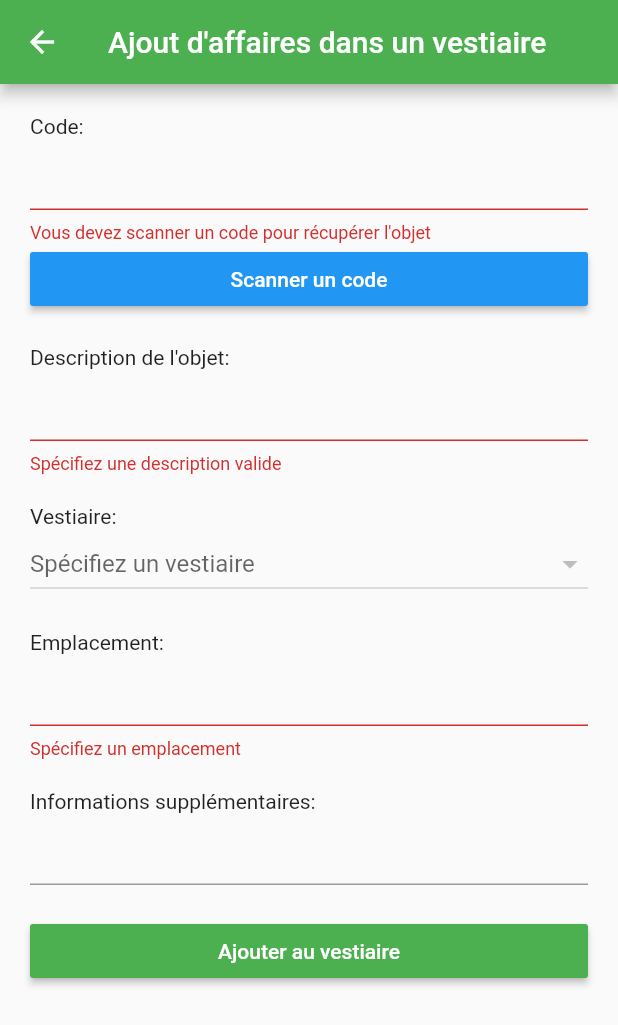
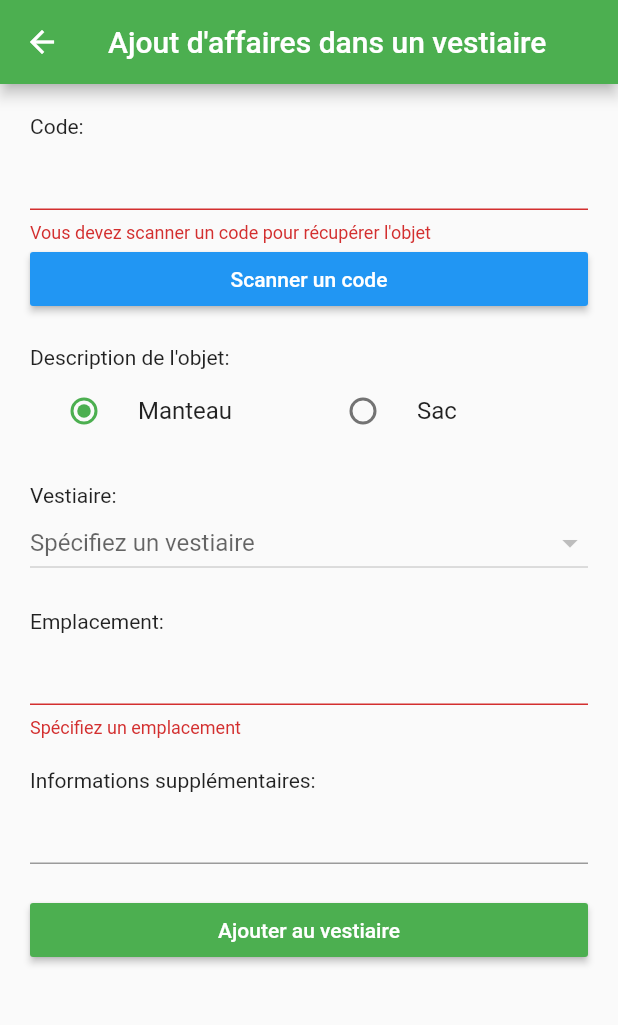
Before and after one commit to Gunlek/Vestiaires2k19, a Flutter app: the BelongingsAdder screen opened directly, after a tap on "Ajouter au vestiaire", on a phone screen of 412 x 824 dp. Shown: the top 1025 px of the screen. Run offline on Flutter 3.47's test engine with Material 2 defaults, Android fonts, the phone set to English and light mode, and no system bars; our stand-ins replace shared_preferences; missing offline and left inert: barcode_scan, mysql1; accounts and stored records are empty.

Commit message:
Replace description with radiobuttons

```diff
--- a/lib/components/BelongingsAdder.dart
+++ b/lib/components/BelongingsAdder.dart
@@ -27,13 +27,16 @@ class BelongingsAdderForm extends StatefulWidget {
 
 }
 
+enum ObjectType { Manteau, Sac }
+
 class BelongingsAdderFormState extends State<BelongingsAdderForm> {
 
   TextEditingController CodeController = new TextEditingController();
   TextEditingController LocationController = new TextEditingController();
-  TextEditingController DescController = new TextEditingController();
   TextEditingController CloakroomController = new TextEditingController();
   TextEditingController InfoController = new TextEditingController();
+
+  String _description = "Manteau";
 
   FocusNode codeFocusNode = FocusNode();
 
@@ -88,12 +91,35 @@ class BelongingsAdderFormState extends State<BelongingsAdderForm> {
                     Padding(padding: EdgeInsets.all(10.0)),
 
                     Text('Description de l\'objet:'),
-                    TextFormField(
-                      controller: DescController,
-                      validator: (value){
-                        if(value.isEmpty)
-                          return "Spécifiez une description valide";
-                      },
+                    Container(
+                      child: Row(
+                        children: <Widget>[
+                          Flexible(
+                            child: RadioListTile<String>(
+                              title: Text('Manteau'),
+                              value: "Manteau",
+                              groupValue: _description,
+                              onChanged: (String value) {
+                                setState(() {
+                                  _description = value;
+                                });
+                              }
+                            )
+                          ),
+                          Flexible(
+                              child: RadioListTile<String>(
+                                  title: Text('Sac'),
+                                  value: "Sac",
+                                  groupValue: _description,
+                                  onChanged: (String value) {
+                                    setState(() {
+                                      _description = value;
+                                    });
+                                  }
+                              )
+                          ),
+                        ]
+                      )
                     ),
 
                     Padding(padding: EdgeInsets.all(10.0)),
@@ -174,12 +200,12 @@ class BelongingsAdderFormState extends State<BelongingsAdderForm> {
                                 Scaffold.of(context).showSnackBar(SnackBar(content: Text('Emplacement déjà enregistré'), backgroundColor: Colors.red));
                               }
                               else {
-                                await conn.query('INSERT INTO belongings(belongings_type, belongings_cloakroom, belongings_number, belongings_location, belongings_info) VALUES(?, ?, ?, ?, ?)', [DescController.text, cloakroomKey, CodeController.text, LocationController.text, InfoController.text]);
+                                await conn.query('INSERT INTO belongings(belongings_type, belongings_cloakroom, belongings_number, belongings_location, belongings_info) VALUES(?, ?, ?, ?, ?)', [this._description, cloakroomKey, CodeController.text, LocationController.text, InfoController.text]);
                                 Scaffold.of(context).hideCurrentSnackBar();
                                 Scaffold.of(context).showSnackBar(SnackBar(content: Text('Objet ajouté'), backgroundColor: Colors.green));
 
                                 //clear on board data
-                                DescController.clear();
+                                this._description = "Manteau";
                                 CodeController.clear();
                                 LocationController.clear();
                                 InfoController.clear();
```
